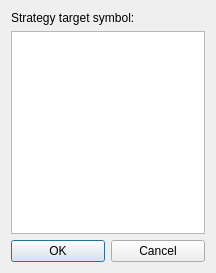
Above: sources/Strategies/MarketMaker/SymbolSelectionDialog.ui from alimogh/trdk before the change. Below: the same form after it.
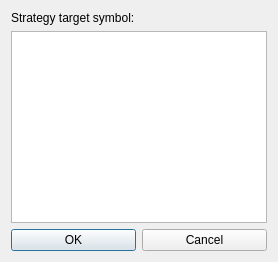
That is the form after the change.

```diff
--- a/sources/Strategies/MarketMaker/SymbolSelectionDialog.ui
+++ b/sources/Strategies/MarketMaker/SymbolSelectionDialog.ui
@@ -2,17 +2,6 @@
 <ui version="4.0">
  <class>SymbolSelectionDialog</class>
  <widget class="QDialog" name="SymbolSelectionDialog">
-  <property name="windowModality">
-   <enum>Qt::WindowModal</enum>
-  </property>
-  <property name="geometry">
-   <rect>
-    <x>0</x>
-    <y>0</y>
-    <width>216</width>
-    <height>273</height>
-   </rect>
-  </property>
   <property name="windowTitle">
    <string>Choose strategy target symbol</string>
   </property>
```
Left out of the diff: 4 changed lines with no effect on the pictures.
